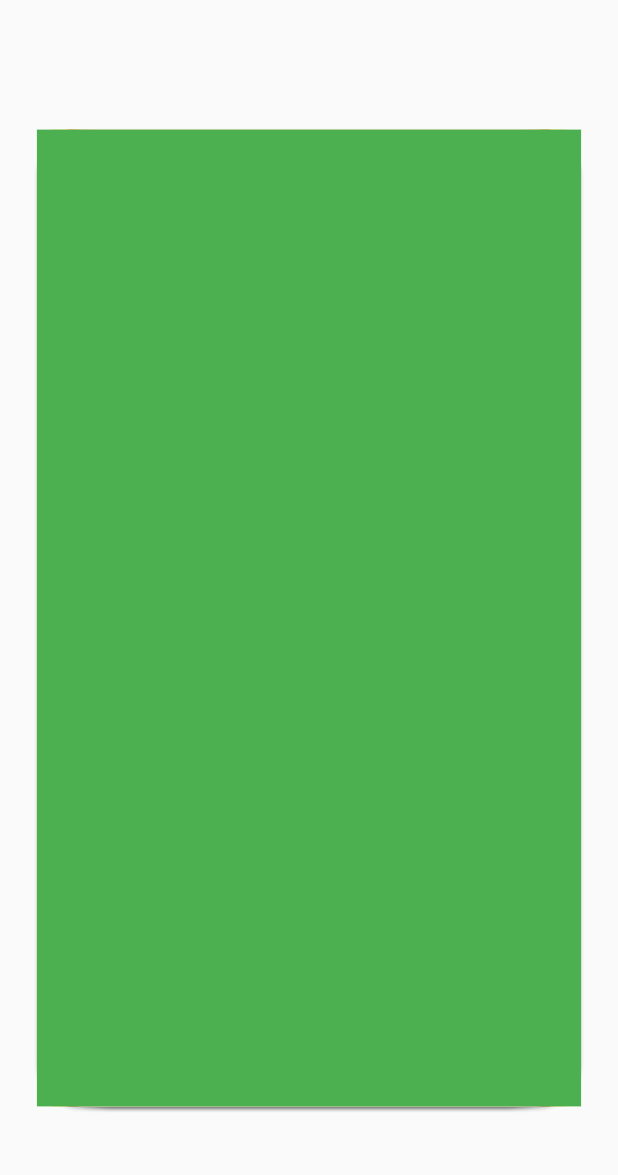
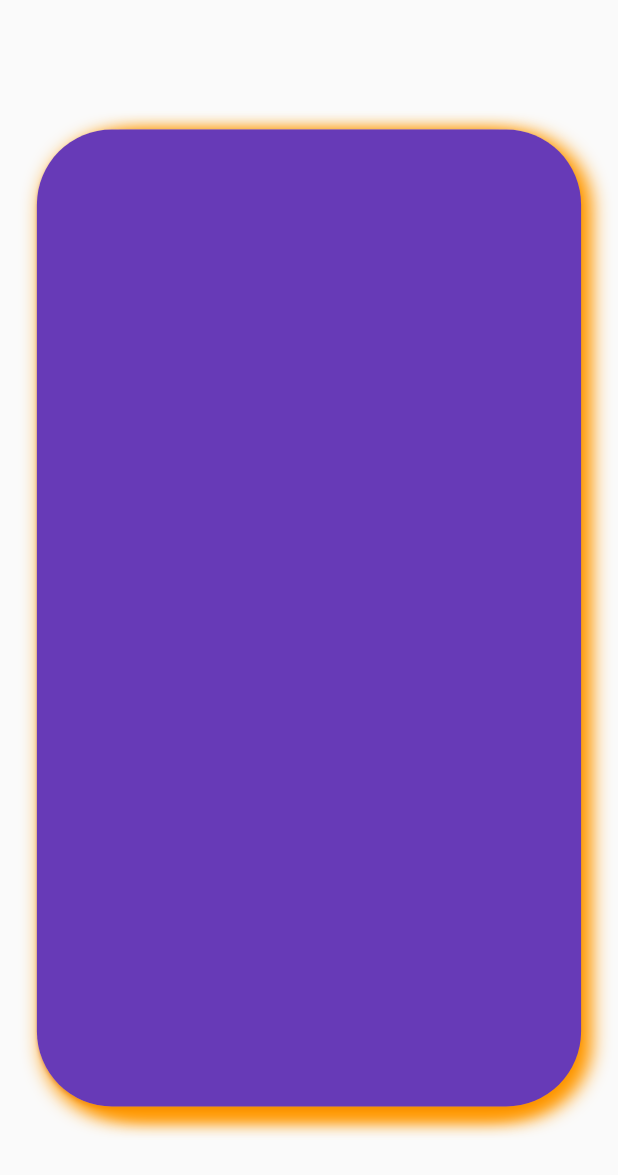
Before and after one commit to amanverma685/Elasticsearch-app, a Flutter app: the ExampleHomePage screen opened directly, on a phone screen of 412 x 824 dp. Shown: the top 1175 px of the screen. Run offline on Flutter 3.47's test engine with Material 2 defaults, Android fonts, the phone set to English and light mode, and no system bars; drawn by our look-alikes of flutter_tindercard; our stand-ins replace animated_text_kit, file_picker, flutter_tts, pdf; missing offline and left inert: flutter_full_pdf_viewer.

```diff
--- a/lib/TinderCard.dart
+++ b/lib/TinderCard.dart
@@ -13,7 +13,22 @@ class _ExampleHomePageState extends State<ExampleHomePage>
     "assets/welcome1.jpg",
     "assets/welcome1.jpg",
   ];
-  List<Color> colourCard = [Colors.green, Colors.amberAccent, Colors.red];
+  List<Color> colourCard = [Colors.white, Colors.white, Colors.white];
+  AnimationController _animationController;
+
+  @override
+  void initState() {
+    super.initState();
+    _animationController = AnimationController(
+      duration: Duration(seconds: 3),
+      vsync: this,
+    );
+    _animationController.forward();
+    _animationController.repeat(reverse: true);
+    _animationController.addListener(() {
+      setState(() {});
+    });
+  }
 
   @override
   Widget build(BuildContext context) {
@@ -35,19 +50,30 @@ class _ExampleHomePageState extends State<ExampleHomePage>
             minWidth: MediaQuery.of(context).size.width * 0.8,
             minHeight: MediaQuery.of(context).size.height * 0.8,
             cardBuilder: (context, index) => Card(
+              shadowColor: Colors.red,
+              borderOnForeground: true,
               shape: RoundedRectangleBorder(
-                borderRadius: BorderRadius.circular(30),
+                borderRadius: BorderRadius.circular(50),
               ),
               child: Container(
-                color: colourCard[index],
+                decoration: BoxDecoration(
+                    shape: BoxShape.rectangle,
+                    borderRadius: BorderRadius.circular(50),
+                    color: Colors.deepPurple,
+                    boxShadow: [
+                      BoxShadow(
+                        color: Colors.orange,
+                        offset: const Offset(
+                          5.0,
+                          5.0,
+                        ),
+                        blurRadius: 10.0,
+                        spreadRadius: 2.0,
+                      ),
+                    ]),
                 child: Column(
                   children: [
-                    Expanded(
-                      flex: 1,
-                      child: Container(
-                        child: Container(),
-                      ),
-                    ),
+                    Expanded(flex: 1, child: Container()),
                     Expanded(
                       flex: 1,
                       child: Container(),
```
